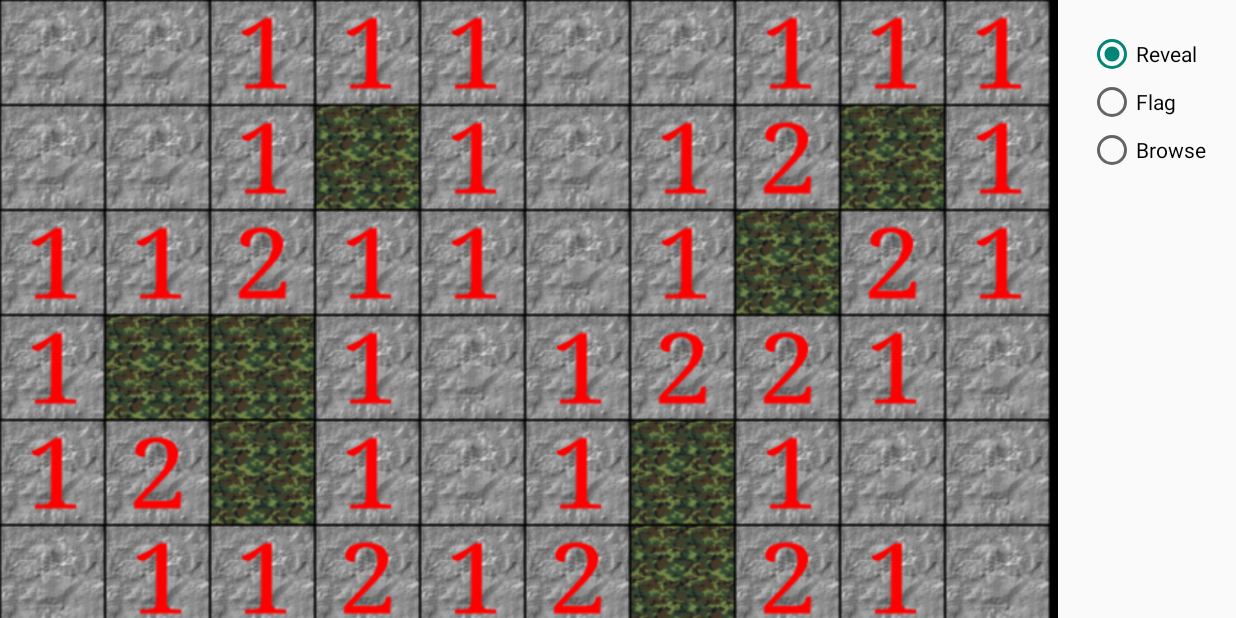
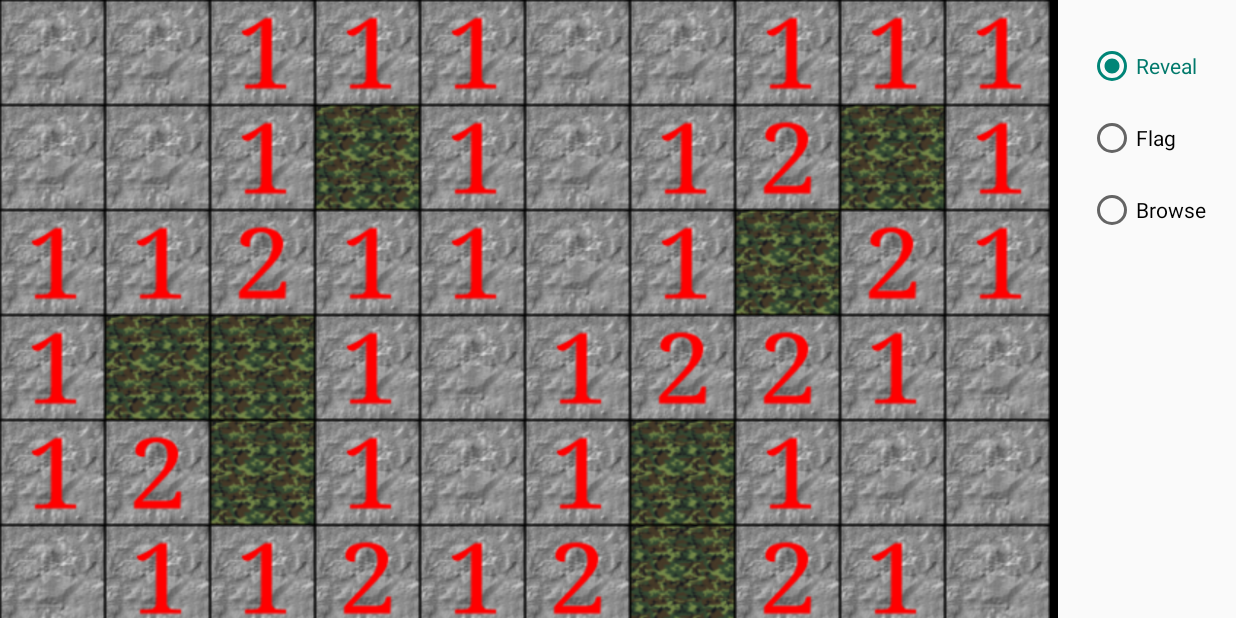
Before and after one commit to TheFakeMontyOnTheRun/sonarminefield, an Android app: the screen it shows after launch (PlayGameActivity), after a tap on "PLAY", on a phone screen of 824 x 412 dp (held sideways). Run offline under Robolectric (Android 15) with nearby library versions, the phone set to English and light mode, and no system bars; our stand-ins replace data binding.

Commit message:
Reformat and cleanup code

```diff
--- a/SonarMinefield/app/src/main/java/br/odb/sonarminefield/BoardFragment.kt
+++ b/SonarMinefield/app/src/main/java/br/odb/sonarminefield/BoardFragment.kt
@@ -46,15 +46,14 @@ class BoardFragment : Fragment() {
 		gameBoard!!.postInvalidate()
 
 		gameBoard!!.outcome.observe(viewLifecycleOwner) {
-            if (it != GameBoard.GameOutcome.kPlaying) {
+			if (it != GameBoard.GameOutcome.PLAYING) {
 				Looper.myLooper()?.let { it1 ->
 					Handler(it1).postDelayed({
 						try {
-                            val self = BoardFragment@ this
-                            if (self.isVisible && !self.isRemoving && !self.isDetached) {
+							if (isVisible && !isRemoving && !isDetached) {
 								findNavController().navigate(
 									BoardFragmentDirections.actionBoardFragmentToOutcomeFragment(
-                                        it == GameBoard.GameOutcome.kLost
+										it == GameBoard.GameOutcome.LOST
 									)
 								)
 							}
@@ -68,6 +67,6 @@ class BoardFragment : Fragment() {
 
 		root.findViewById<RadioGroup>(R.id.rdoActions).setOnCheckedChangeListener(gameBoard)
 
-        return root;
+		return root
 	}
 }
--- a/SonarMinefield/app/src/main/java/br/odb/sonarminefield/GameBoard.kt
+++ b/SonarMinefield/app/src/main/java/br/odb/sonarminefield/GameBoard.kt
@@ -13,9 +13,9 @@ import kotlin.math.ceil
 class GameBoard : View, OnTouchListener, RadioGroup.OnCheckedChangeListener {
 	private var revealed: Boolean = false
 	private var smaller = 0
-    var gameSession: GameSession? = null
+	private var gameSession: GameSession? = null
 	private lateinit var palette: Array<Bitmap?>
-    var manager: PlayGameActivity? = null
+	private var manager: PlayGameActivity? = null
 	private var cameraPosition: Position2D? = null
 	private var lastTouchPosition: Position2D? = null
 	private var playerAction = MinefieldOperations.POKE
@@ -23,9 +23,9 @@ class GameBoard : View, OnTouchListener, RadioGroup.OnCheckedChangeListener {
 	private var releaseTime: Long = 0
 
 	enum class GameOutcome {
-        kPlaying,
-        kWon,
-        kLost
+		PLAYING,
+		WON,
+		LOST
 	}
 
 	val outcome = MutableLiveData<GameOutcome>()
@@ -106,7 +106,7 @@ class GameBoard : View, OnTouchListener, RadioGroup.OnCheckedChangeListener {
 		playerAction = MinefieldOperations.POKE
 		setOnTouchListener(this)
 
-        outcome.value = GameOutcome.kPlaying
+		outcome.value = GameOutcome.PLAYING
 	}
 
 	fun setSession(session: GameSession?) {
@@ -117,7 +117,7 @@ class GameBoard : View, OnTouchListener, RadioGroup.OnCheckedChangeListener {
 		super.draw(canvas)
 
 		if (gameSession == null) {
-            return;
+			return
 		}
 
 		val rectSrc = Rect()
@@ -176,7 +176,6 @@ class GameBoard : View, OnTouchListener, RadioGroup.OnCheckedChangeListener {
 		touch.x = (cameraPosition!!.x + event.x).toInt()
 		touch.y = (cameraPosition!!.y + event.y).toInt()
 		val smaller: Int = if (newWidth <= newHeight) newHeight else newWidth
-        val bigger: Int = if (newWidth > newHeight) newHeight else newWidth
 		downX = (touch.x / smaller)
 		downY = (touch.y / smaller)
 
@@ -213,27 +212,27 @@ class GameBoard : View, OnTouchListener, RadioGroup.OnCheckedChangeListener {
 		lastTouchPosition!!.x = event.x.toInt()
 		lastTouchPosition!!.y = event.y.toInt()
 
-        if (outcome.value != GameOutcome.kPlaying) {
+		if (outcome.value != GameOutcome.PLAYING) {
 			revealAll()
 		}
 
-        if (cameraPosition!!.x < (- smaller)) {
-            cameraPosition!!.x = (- smaller)
+		if (cameraPosition!!.x < (-smaller)) {
+			cameraPosition!!.x = (-smaller)
 		}
 
-        if (cameraPosition!!.y < (- smaller)) {
-            cameraPosition!!.y = (- smaller)
+		if (cameraPosition!!.y < (-smaller)) {
+			cameraPosition!!.y = (-smaller)
 		}
 
-        if (cameraPosition!!.x > (this.width - ((gameSession!!.width - 1 ) * smaller))) {
-            cameraPosition!!.x = (width - ((gameSession!!.width  - 1) * smaller))
+		if (cameraPosition!!.x > (this.width - ((gameSession!!.width - 1) * smaller))) {
+			cameraPosition!!.x = (width - ((gameSession!!.width - 1) * smaller))
 		}
 
 
 		val heightInTiles = ceil((height / smaller).toDouble()).toInt()
 
 		if (cameraPosition!!.y > (((gameSession!!.height - heightInTiles + 1) * smaller))) {
-            cameraPosition!!.y = (((gameSession!!.height  - heightInTiles + 1) * smaller))
+			cameraPosition!!.y = (((gameSession!!.height - heightInTiles + 1) * smaller))
 		}
 
 		this.invalidate()
--- a/SonarMinefield/app/src/main/java/br/odb/sonarminefield/GameSession.kt
+++ b/SonarMinefield/app/src/main/java/br/odb/sonarminefield/GameSession.kt
@@ -1,9 +1,5 @@
 package br.odb.sonarminefield
 
-import java.io.DataInputStream
-import java.io.DataOutputStream
-import java.io.InputStream
-import java.io.OutputStream
 import java.util.*
 
 /**
@@ -27,8 +23,8 @@ class GameSession {
 		const val POSITION_BLANK = 0
 	}
 
-    fun placeRandomMines(n: Int) {
-        var n = n
+	fun placeRandomMines(numMines: Int) {
+		var n = numMines
 		var x: Int
 		var y: Int
 		val random = Random()
@@ -69,18 +65,18 @@ class GameSession {
 		return if (x < 0 || x >= width || y < 0 || y >= height) POSITION_BLANK else map[y]!![x]
 	}
 
-    fun poke(x: Int, y: Int) : GameBoard.GameOutcome {
+	fun poke(x: Int, y: Int): GameBoard.GameOutcome {
 
-        if (x < 0 || x >= width || y < 0 || y >= height) return GameBoard.GameOutcome.kPlaying
+		if (x < 0 || x >= width || y < 0 || y >= height) return GameBoard.GameOutcome.PLAYING
 
 		if (flagged[y]!![x]) {
 			flagged[y]!![x] = false
-            return GameBoard.GameOutcome.kPlaying
+			return GameBoard.GameOutcome.PLAYING
 		}
 		when (map[y]!![x]) {
 			POSITION_MINE -> {
 				map[y]!![x] = POSITION_MINE_POKED
-                return GameBoard.GameOutcome.kLost
+				return GameBoard.GameOutcome.LOST
 			}
 			POSITION_BLANK -> {
 				floodUncover(x, y)
@@ -94,10 +90,10 @@ class GameSession {
 				covered[y]!![x] = false
 			}
 		}
-        if (remainingTilesToClear == mines) return GameBoard.GameOutcome.kWon
+		if (remainingTilesToClear == mines) return GameBoard.GameOutcome.WON
 
 
-        return GameBoard.GameOutcome.kPlaying
+		return GameBoard.GameOutcome.PLAYING
 	}
 
 	private fun floodUncover(x: Int, y: Int) {
@@ -142,30 +138,6 @@ class GameSession {
 		return if (x >= width) false else y < height
 	}
 
-    fun saveState(outputStream: OutputStream?) {
-        val dos = DataOutputStream(outputStream)
-        for (c in 0 until height) {
-            for (d in 0 until width) {
-                dos.writeBoolean(covered[c]!![d])
-                dos.writeBoolean(flagged[c]!![d])
-                dos.writeInt(map[c]!![d])
-            }
-        }
-        dos.writeInt(remainingTilesToClear)
-    }
-
-    fun loadState(inputStream: InputStream?) {
-        val dis = DataInputStream(inputStream)
-        for (c in 0 until height) {
-            for (d in 0 until width) {
-                covered[c]!![d] = dis.readBoolean()
-                flagged[c]!![d] = dis.readBoolean()
-                map[c]!![d] = dis.readInt()
-            }
-        }
-        remainingTilesToClear = dis.readInt()
-    }
-
 	fun clearBorders() {
 		for (c in 0 until height) {
 			poke(0, c)
--- a/SonarMinefield/app/src/main/java/br/odb/sonarminefield/MinefieldOperations.kt
+++ b/SonarMinefield/app/src/main/java/br/odb/sonarminefield/MinefieldOperations.kt
@@ -1,5 +1,5 @@
 package br.odb.sonarminefield
 
 enum class MinefieldOperations {
-    POKE, MOVE, FLAG
+	POKE, MOVE, FLAG
 }
--- a/SonarMinefield/app/src/main/java/br/odb/sonarminefield/OutcomeFragment.kt
+++ b/SonarMinefield/app/src/main/java/br/odb/sonarminefield/OutcomeFragment.kt
@@ -17,7 +17,7 @@ class OutcomeFragment : Fragment() {
 		inflater: LayoutInflater,
 		container: ViewGroup?,
 		savedInstanceState: Bundle?
-    ): View? {
+	): View {
 		var outcome = false
 
 		arguments?.let {
@@ -42,8 +42,7 @@ class OutcomeFragment : Fragment() {
 		Looper.myLooper()?.let { it1 ->
 			Handler(it1).postDelayed({
 				try {
-                    val self = OutcomeFragment@ this
-                    if (self.isVisible && !self.isRemoving && !self.isDetached) {
+					if (isVisible && !isRemoving && !isDetached) {
 						findNavController().popBackStack()
 					}
 				} catch (e: Exception) {
--- a/SonarMinefield/app/src/main/java/br/odb/sonarminefield/PlayGameActivity.kt
+++ b/SonarMinefield/app/src/main/java/br/odb/sonarminefield/PlayGameActivity.kt
@@ -1,17 +1,12 @@
 package br.odb.sonarminefield
 
 import android.os.Bundle
-import android.view.View
 import androidx.appcompat.app.AppCompatActivity
 
 class PlayGameActivity : AppCompatActivity() {
 
-    public override fun onCreate(savedInstanceState: Bundle?) {
-        super.onCreate(savedInstanceState)
-
-        window.decorView.systemUiVisibility =
-            View.SYSTEM_UI_FLAG_IMMERSIVE_STICKY or View.SYSTEM_UI_FLAG_FULLSCREEN or View.SYSTEM_UI_FLAG_HIDE_NAVIGATION
-
-        setContentView(R.layout.activity_game_layout)
-    }
+	public override fun onCreate(savedInstanceState: Bundle?) {
+		super.onCreate(savedInstanceState)
+		setContentView(R.layout.activity_game_layout)
+	}
 }
--- a/SonarMinefield/app/src/main/java/br/odb/sonarminefield/TitleScreenFragment.kt
+++ b/SonarMinefield/app/src/main/java/br/odb/sonarminefield/TitleScreenFragment.kt
@@ -12,24 +12,21 @@ import br.odb.sonarminefield.databinding.TitleScreenFragmentBinding
 
 class TitleScreenFragment : Fragment() {
 
-//    private lateinit var viewModel: TitleScreenViewModel
-
 	override fun onCreateView(
 		inflater: LayoutInflater,
 		container: ViewGroup?,
 		savedInstanceState: Bundle?
-    ): View? {
+	): View {
 		val binding = DataBindingUtil.inflate<TitleScreenFragmentBinding>(
 			inflater,
 			R.layout.title_screen_fragment,
 			container,
 			false
 		)
-//        viewModel = ViewModelProvider(this).get(TitleScreenViewModel::class.java)
 
-        binding.skMines.setOnSeekBarChangeListener( object : SeekBar.OnSeekBarChangeListener  {
+		binding.skMines.setOnSeekBarChangeListener(object : SeekBar.OnSeekBarChangeListener {
 			override fun onProgressChanged(seekBar: SeekBar?, progress: Int, fromUser: Boolean) {
-                binding.tvMines.text = "Playing with ${binding.skMines.progress + 20 } mines"
+				binding.tvMines.text = "Playing with ${binding.skMines.progress + 20} mines"
 			}
 
 			override fun onStartTrackingTouch(seekBar: SeekBar?) {
@@ -40,7 +37,12 @@ class TitleScreenFragment : Fragment() {
 		})
 
 		binding.btnPlay.setOnClickListener {
-            findNavController().navigate(TitleScreenFragmentDirections.actionTitleScreenFragmentToBoardFragment(binding.skMines.progress + 20, 50))
+			findNavController().navigate(
+				TitleScreenFragmentDirections.actionTitleScreenFragmentToBoardFragment(
+					binding.skMines.progress + 20,
+					50
+				)
+			)
 		}
 
 		return binding.root
--- a/SonarMinefield/app/src/main/res/layout/fragment_board.xml
+++ b/SonarMinefield/app/src/main/res/layout/fragment_board.xml
@@ -28,7 +28,8 @@
             android:clickable="true"
             android:padding="20dp"
             app:layout_constraintEnd_toEndOf="parent"
-            app:layout_constraintTop_toTopOf="parent">
+            app:layout_constraintTop_toTopOf="parent"
+            android:focusable="true">
 
             <RadioButton
                 android:id="@+id/rdoReveal"
@@ -37,8 +38,10 @@
                 android:checked="true"
                 android:clickable="true"
                 android:enabled="true"
-                android:text="Reveal"
-                android:textColor="#000000" />
+                android:focusable="true"
+                android:minHeight="48dp"
+                android:text="@string/reveal"
+                android:textColor="#00796B" />
 
             <RadioButton
                 android:id="@+id/rdoFlag"
@@ -46,7 +49,9 @@
                 android:layout_height="wrap_content"
                 android:clickable="true"
                 android:enabled="true"
-                android:text="Flag" />
+                android:focusable="true"
+                android:minHeight="48dp"
+                android:text="@string/flag" />
 
             <RadioButton
                 android:id="@+id/rdoBrowse"
@@ -54,7 +59,9 @@
                 android:layout_height="wrap_content"
                 android:clickable="true"
                 android:enabled="true"
-                android:text="Browse" />
+                android:focusable="true"
+                android:minHeight="48dp"
+                android:text="@string/browse" />
         </RadioGroup>
     </androidx.constraintlayout.widget.ConstraintLayout>
 </layout>
--- a/SonarMinefield/app/src/main/res/layout/outcome_fragment.xml
+++ b/SonarMinefield/app/src/main/res/layout/outcome_fragment.xml
@@ -20,7 +20,8 @@
             app:layout_constraintStart_toStartOf="parent"
             app:layout_constraintTop_toTopOf="parent"
             app:layout_constraintVertical_bias="0.0"
-            app:srcCompat="@drawable/bg1" />
+            app:srcCompat="@drawable/bg1"
+            android:contentDescription="TODO" />
 
         <TextView
             android:id="@+id/tvOutcome"
--- a/SonarMinefield/app/src/main/res/layout/title_screen_fragment.xml
+++ b/SonarMinefield/app/src/main/res/layout/title_screen_fragment.xml
@@ -1,7 +1,6 @@
 <?xml version="1.0" encoding="utf-8"?>
 <layout xmlns:android="http://schemas.android.com/apk/res/android"
-    xmlns:app="http://schemas.android.com/apk/res-auto"
-    xmlns:tools="http://schemas.android.com/tools">
+    xmlns:app="http://schemas.android.com/apk/res-auto">
 
     <androidx.constraintlayout.widget.ConstraintLayout
         android:layout_width="match_parent"
@@ -18,7 +17,8 @@
             app:layout_constraintStart_toStartOf="parent"
             app:layout_constraintTop_toTopOf="parent"
             app:layout_constraintVertical_bias="1.0"
-            app:srcCompat="@drawable/bg1" />
+            app:srcCompat="@drawable/bg1"
+            android:contentDescription="TODO" />
 
         <ImageView
             android:id="@+id/imageView2"
--- a/SonarMinefield/app/src/main/res/values/colors.xml
+++ b/SonarMinefield/app/src/main/res/values/colors.xml
@@ -1,2 +1,2 @@
 <?xml version="1.0" encoding="utf-8"?>
-<resources></resources>
+<resources />
--- a/SonarMinefield/app/src/main/res/values/strings.xml
+++ b/SonarMinefield/app/src/main/res/values/strings.xml
@@ -4,4 +4,7 @@
     <string name="title_activity_play_game">Clear the minefield!</string>
     <!-- TODO: Remove or change this placeholder text -->
     <string name="hello_blank_fragment">Hello blank fragment</string>
+    <string name="browse">Browse</string>
+    <string name="reveal">Reveal</string>
+    <string name="flag">Flag</string>
 </resources>
```
Also changed, not shown: SonarMinefield/app/src/main/java/br/odb/sonarminefield/TitleScreenViewModel.kt (deleted, +0 -7 lines). Lines whose indentation alone changed are shown as unchanged.
